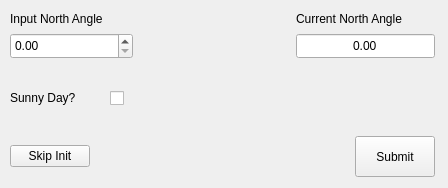
The window that cataglyphis_gui/qt_project_src/cataglyphis_gui/init_step_one_form.ui (wvu-irl/cataglyphis3-software) describes before a commit, drawn with Qt 5.
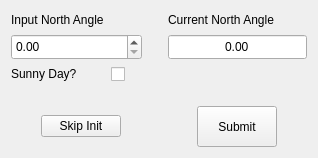
The same window after the commit.

```diff
--- a/cataglyphis_gui/qt_project_src/cataglyphis_gui/init_step_one_form.ui
+++ b/cataglyphis_gui/qt_project_src/cataglyphis_gui/init_step_one_form.ui
@@ -6,8 +6,8 @@
    <rect>
     <x>0</x>
     <y>0</y>
-    <width>448</width>
-    <height>188</height>
+    <width>318</width>
+    <height>158</height>
    </rect>
   </property>
   <property name="sizePolicy">
@@ -18,22 +18,13 @@
   </property>
   <property name="minimumSize">
    <size>
-    <width>448</width>
-    <height>188</height>
+    <width>318</width>
+    <height>158</height>
    </size>
   </property>
   <property name="windowTitle">
    <string>Form</string>
   </property>
-  <widget class="QWidget" name="layoutWidget">
-   <property name="geometry">
-    <rect>
-     <x>10</x>
-     <y>10</y>
-     <width>425</width>
-     <height>167</height>
-    </rect>
-   </property>
    <layout class="QVBoxLayout" name="verticalLayout_3">
     <item>
      <layout class="QHBoxLayout" name="horizontalLayout_2">
@@ -84,9 +75,12 @@
         <property name="orientation">
          <enum>Qt::Horizontal</enum>
         </property>
+       <property name="sizeType">
+        <enum>QSizePolicy::Preferred</enum>
+       </property>
         <property name="sizeHint" stdset="0">
          <size>
-          <width>58</width>
+         <width>20</width>
           <height>20</height>
          </size>
         </property>
@@ -153,10 +147,13 @@
       <property name="orientation">
        <enum>Qt::Vertical</enum>
       </property>
+     <property name="sizeType">
+      <enum>QSizePolicy::Preferred</enum>
+     </property>
       <property name="sizeHint" stdset="0">
        <size>
-        <width>423</width>
-        <height>13</height>
+       <width>295</width>
+       <height>0</height>
        </size>
       </property>
      </spacer>
@@ -202,10 +199,13 @@
       <property name="orientation">
        <enum>Qt::Vertical</enum>
       </property>
+     <property name="sizeType">
+      <enum>QSizePolicy::Preferred</enum>
+     </property>
       <property name="sizeHint" stdset="0">
        <size>
-        <width>423</width>
-        <height>13</height>
+       <width>294</width>
+       <height>0</height>
        </size>
       </property>
      </spacer>
@@ -236,10 +236,13 @@
         <property name="orientation">
          <enum>Qt::Horizontal</enum>
         </property>
+       <property name="sizeType">
+        <enum>QSizePolicy::Preferred</enum>
+       </property>
         <property name="sizeHint" stdset="0">
          <size>
           <width>40</width>
-          <height>20</height>
+         <height>0</height>
          </size>
         </property>
        </spacer>
@@ -266,7 +269,6 @@
      </layout>
     </item>
    </layout>
-  </widget>
  </widget>
  <resources/>
  <connections/>
```
Lines whose indentation alone changed are shown as unchanged.
